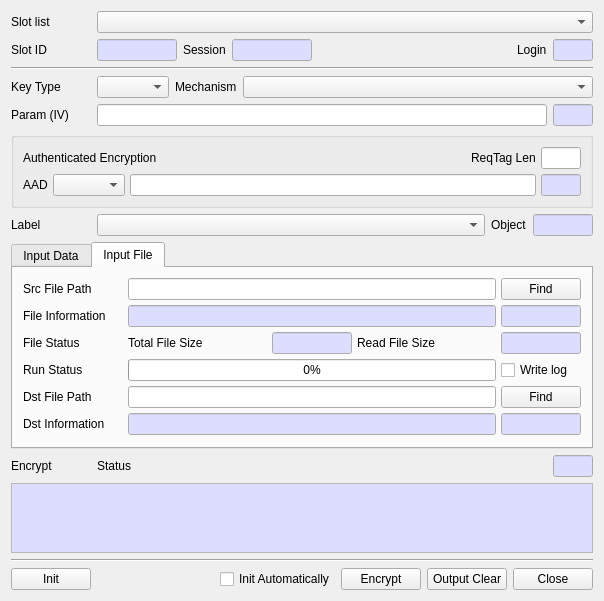
jykim74/CryptokiMan, file CryptokiMan/encrypt_dlg.ui: the form before one commit.
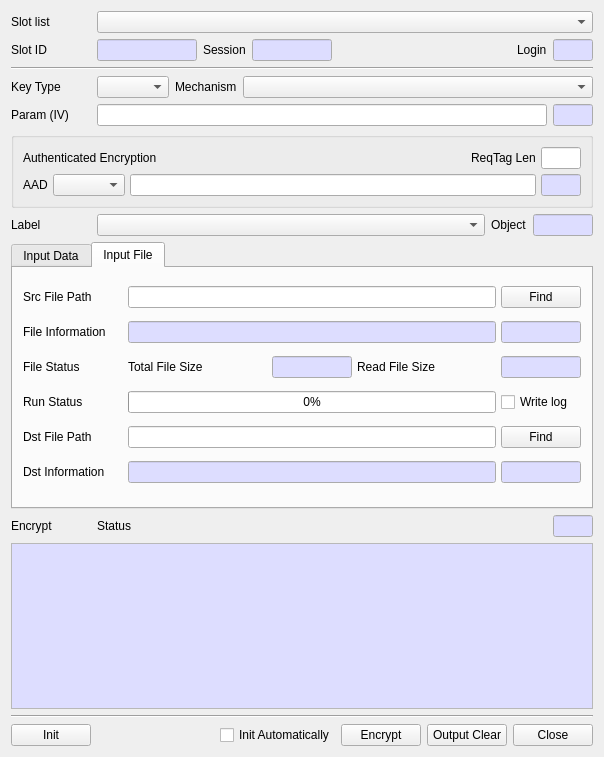
The form after the commit.

What changed in the file:
```diff
--- a/CryptokiMan/encrypt_dlg.ui
+++ b/CryptokiMan/encrypt_dlg.ui
@@ -7,7 +7,7 @@
     <x>0</x>
     <y>0</y>
     <width>604</width>
-    <height>596</height>
+    <height>757</height>
    </rect>
   </property>
   <property name="windowTitle">
@@ -66,7 +66,7 @@
       <widget class="QLineEdit" name="mSlotIDText">
        <property name="maximumSize">
         <size>
-         <width>80</width>
+         <width>100</width>
          <height>16777215</height>
         </size>
        </property>
```
